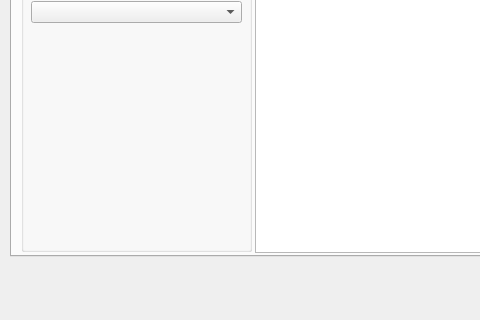
Qt form gui/mainWindow.ui (kubasaw/carSim) before a commit; both pictures show x 0 to 480 and y 113 to 433 of the 714 by 433 pixel window.
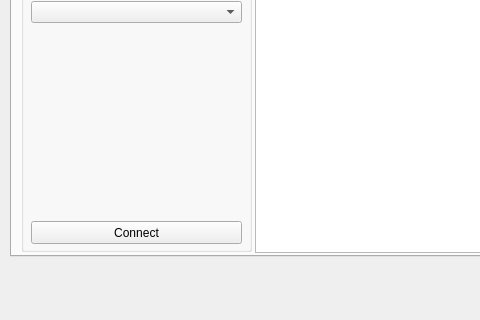
The same form after that commit.

```diff
--- a/gui/mainWindow.ui
+++ b/gui/mainWindow.ui
@@ -74,6 +74,22 @@
         <string>Refresh</string>
        </property>
       </widget>
+      <widget class="QPushButton" name="connectPort">
+       <property name="geometry">
+        <rect>
+         <x>10</x>
+         <y>270</y>
+         <width>211</width>
+         <height>23</height>
+        </rect>
+       </property>
+       <property name="text">
+        <string>Connect</string>
+       </property>
+       <property name="checkable">
+        <bool>true</bool>
+       </property>
+      </widget>
      </widget>
      <widget class="QPlainTextEdit" name="plainTextEdit">
       <property name="geometry">
```
